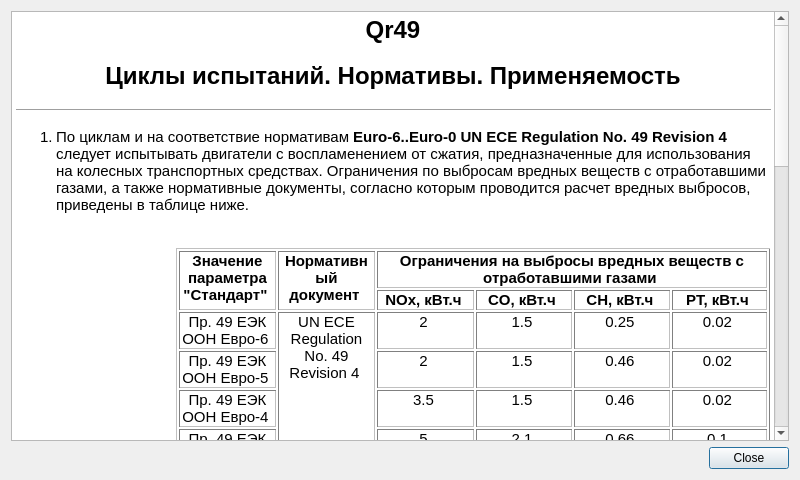
Qt form Qr49/helpdialog.ui (pa23/r49) before a commit.
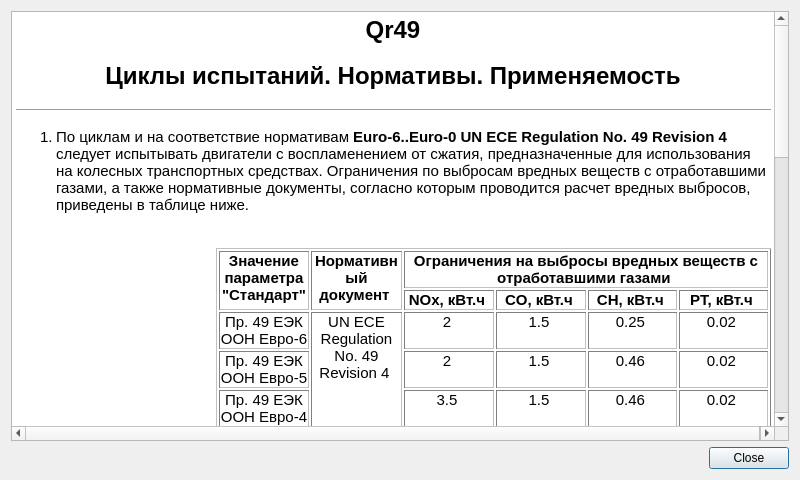
The same form after that commit. Icons and pictures are not drawn.

```diff
--- a/Qr49/helpdialog.ui
+++ b/Qr49/helpdialog.ui
@@ -36,7 +36,7 @@
 &lt;hr /&gt;
 &lt;ol style=&quot;margin-top: 0px; margin-bottom: 0px; margin-left: 0px; margin-right: 0px; -qt-list-indent: 1;&quot;&gt;&lt;li style=&quot; margin-top:12px; margin-bottom:0px; margin-left:0px; margin-right:0px; -qt-block-indent:0; text-indent:0px;&quot;&gt;По циклам и на соответствие нормативам &lt;span style=&quot; font-weight:600;&quot;&gt;Euro-6..Euro-0 UN ECE Regulation No. 49 Revision 4&lt;/span&gt; следует испытывать двигатели с воспламенением от сжатия, предназначенные для использования на колесных транспортных средствах. Ограничения по выбросам вредных веществ с отработавшими газами, а также нормативные документы, согласно которым проводится расчет вредных выбросов, приведены в таблице ниже.&lt;br /&gt;&lt;br /&gt;&lt;/li&gt;
 &lt;p style=&quot;-qt-paragraph-type:empty; margin-top:0px; margin-bottom:0px; margin-left:0px; margin-right:0px; -qt-block-indent:1; text-indent:0px;&quot;&gt;&lt;/p&gt;
-&lt;table border=&quot;1&quot; style=&quot; margin-top:0px; margin-bottom:0px; margin-left:120px; margin-right:0px;&quot; cellspacing=&quot;2&quot; cellpadding=&quot;0&quot;&gt;
+&lt;table border=&quot;1&quot; style=&quot; margin-top:0px; margin-bottom:0px; margin-left:160px; margin-right:0px;&quot; cellspacing=&quot;2&quot; cellpadding=&quot;0&quot;&gt;
 &lt;tr&gt;
 &lt;td rowspan=&quot;2&quot; style=&quot; vertical-align:top;&quot;&gt;
 &lt;p align=&quot;center&quot; style=&quot; margin-top:0px; margin-bottom:0px; margin-left:0px; margin-right:0px; -qt-block-indent:0; text-indent:0px;&quot;&gt;&lt;span style=&quot; font-weight:600;&quot;&gt;Значение параметра &amp;quot;Стандарт&amp;quot; &lt;/span&gt;&lt;/p&gt;&lt;/td&gt;
@@ -137,7 +137,7 @@
 &lt;p style=&quot; margin-top:0px; margin-bottom:0px; margin-left:0px; margin-right:0px; -qt-block-indent:1; text-indent:0px;&quot;&gt;&lt;br /&gt;&lt;/p&gt;
 &lt;li style=&quot; margin-top:0px; margin-bottom:0px; margin-left:0px; margin-right:0px; -qt-block-indent:0; text-indent:0px;&quot;&gt;По циклам и на соответствие нормативам &lt;span style=&quot; font-weight:600;&quot;&gt;ОСТ 37.001.234-81&lt;/span&gt; следует испытывать двигатели с воспламенением от сжатия, предназначенные для использования на автомобилях полной массой свыше 3.5 т (за исключением двигателей, находящиеся в эксплуатации). Ограничения по выбросам вредных веществ с отработавшими газами, а также нормативные документы, согласно которым проводится расчет вредных выбросов, приведены в таблице ниже.&lt;br /&gt;&lt;br /&gt;&lt;/li&gt;
 &lt;p style=&quot;-qt-paragraph-type:empty; margin-top:0px; margin-bottom:0px; margin-left:0px; margin-right:0px; -qt-block-indent:1; text-indent:0px;&quot;&gt;&lt;/p&gt;
-&lt;table border=&quot;1&quot; style=&quot; margin-top:0px; margin-bottom:0px; margin-left:120px; margin-right:0px;&quot; cellspacing=&quot;2&quot; cellpadding=&quot;0&quot;&gt;
+&lt;table border=&quot;1&quot; style=&quot; margin-top:0px; margin-bottom:0px; margin-left:160px; margin-right:0px;&quot; cellspacing=&quot;2&quot; cellpadding=&quot;0&quot;&gt;
 &lt;tr&gt;
 &lt;td rowspan=&quot;2&quot; style=&quot; vertical-align:top;&quot;&gt;
 &lt;p align=&quot;center&quot; style=&quot; margin-top:0px; margin-bottom:0px; margin-left:0px; margin-right:0px; -qt-block-indent:0; text-indent:0px;&quot;&gt;&lt;span style=&quot; font-weight:600;&quot;&gt;Значение параметра &amp;quot;Стандарт&amp;quot; &lt;/span&gt;&lt;/p&gt;&lt;/td&gt;
@@ -170,7 +170,7 @@
 &lt;p style=&quot; margin-top:0px; margin-bottom:0px; margin-left:0px; margin-right:0px; -qt-block-indent:1; text-indent:0px;&quot;&gt;&lt;br /&gt;&lt;/p&gt;
 &lt;li style=&quot; margin-top:0px; margin-bottom:0px; margin-left:0px; margin-right:0px; -qt-block-indent:0; text-indent:0px;&quot;&gt;По циклам и на соответствие нормативам &lt;span style=&quot; font-weight:600;&quot;&gt;ГОСТ 17.2.2.05-97&lt;/span&gt; следует испытывать вновь изготовленные и капитально отремонтированные двигатели с воспламенением от сжатия, предназначенные для использования на сельскохозяйственных, промышленных, лесохозяйственных тракторах, в т.ч. используемых в качестве базы для строительно дорожных машин, тракторных самоходных дизельных шасси, самоходных сельскохозяйственных машинах, работающих в условиях как ограниченного так и неограниченного воздухообмена. Ограничения по выбросам вредных веществ с отработавшими газами, а также нормативные документы, согласно которым проводится расчет вредных выбросов, приведены в таблице ниже.&lt;br /&gt;&lt;br /&gt;&lt;/li&gt;
 &lt;p style=&quot;-qt-paragraph-type:empty; margin-top:0px; margin-bottom:0px; margin-left:0px; margin-right:0px; -qt-block-indent:1; text-indent:0px;&quot;&gt;&lt;/p&gt;
-&lt;table border=&quot;1&quot; style=&quot; margin-top:0px; margin-bottom:0px; margin-left:120px; margin-right:0px;&quot; cellspacing=&quot;2&quot; cellpadding=&quot;0&quot;&gt;
+&lt;table border=&quot;1&quot; style=&quot; margin-top:0px; margin-bottom:0px; margin-left:160px; margin-right:0px;&quot; cellspacing=&quot;2&quot; cellpadding=&quot;0&quot;&gt;
 &lt;tr&gt;
 &lt;td rowspan=&quot;2&quot; style=&quot; vertical-align:top;&quot;&gt;
 &lt;p align=&quot;center&quot; style=&quot; margin-top:0px; margin-bottom:0px; margin-left:0px; margin-right:0px; -qt-block-indent:0; text-indent:0px;&quot;&gt;&lt;span style=&quot; font-weight:600;&quot;&gt;Значение параметра &amp;quot;Стандарт&amp;quot; &lt;/span&gt;&lt;/p&gt;&lt;/td&gt;
@@ -212,7 +212,7 @@
 &lt;p style=&quot; margin-top:0px; margin-bottom:0px; margin-left:0px; margin-right:0px; -qt-block-indent:1; text-indent:0px;&quot;&gt;&lt;br /&gt;&lt;span style=&quot; vertical-align:super;&quot;&gt;1&lt;/span&gt; — Для вновь изготовленных двигателей, работающих в условиях неограниченного воздухозабора;&lt;br /&gt;&lt;span style=&quot; vertical-align:super;&quot;&gt;2&lt;/span&gt; — Для вновь изготовленных двигателей, работающих в условиях ограниченного воздухозабора;&lt;br /&gt;&lt;span style=&quot; vertical-align:super;&quot;&gt;3&lt;/span&gt; — Для капитально отремонтированных двигателей, работающих в условиях неограниченного воздухозабора;&lt;br /&gt;&lt;span style=&quot; vertical-align:super;&quot;&gt;4&lt;/span&gt; — Для капитально отремонтированных двигателей, работающих в условиях ограниченного воздухозабора.&lt;br /&gt;&lt;br /&gt;&lt;/p&gt;
 &lt;li style=&quot; margin-top:0px; margin-bottom:0px; margin-left:0px; margin-right:0px; -qt-block-indent:0; text-indent:0px;&quot;&gt;По циклам и на соответствие нормативам &lt;span style=&quot; font-weight:600;&quot;&gt;UN ECE Regulation No. 96 Revision 1&lt;/span&gt; следует испытывать двигатели с воспламенением от сжатия, предназначенные для использования на сельскохозяйственных и лесных тракторах, а также внедорожной подвижной технике, предназначенной и пригодной для передвижения или перемещения по земле (дороге или бездорожью), с установленной полезной мощностью от 18 до 560 кВт, в т.ч. эксплуатируемой при постоянном числе оборотов двигателя (включая газовые компрессоры, ирригационные насосы, генераторные агрегаты с переменной нагрузкой, газонокосилки, отбойные молотки, снегоочистительное оборудование, подметальные машины). Ограничения по выбросам вредных веществ с отработавшими газами, а также нормативные документы, согласно которым проводится расчет вредных выбросов, приведены в таблицах ниже.&lt;br /&gt;&lt;br /&gt;&lt;/li&gt;
 &lt;p style=&quot;-qt-paragraph-type:empty; margin-top:0px; margin-bottom:0px; margin-left:0px; margin-right:0px; -qt-block-indent:1; text-indent:0px;&quot;&gt;&lt;/p&gt;
-&lt;table border=&quot;1&quot; style=&quot; margin-top:0px; margin-bottom:0px; margin-left:120px; margin-right:0px;&quot; cellspacing=&quot;2&quot; cellpadding=&quot;0&quot;&gt;
+&lt;table border=&quot;1&quot; style=&quot; margin-top:0px; margin-bottom:0px; margin-left:160px; margin-right:0px;&quot; cellspacing=&quot;2&quot; cellpadding=&quot;0&quot;&gt;
 &lt;tr&gt;
 &lt;td rowspan=&quot;2&quot; style=&quot; vertical-align:top;&quot;&gt;
 &lt;p align=&quot;center&quot; style=&quot; margin-top:0px; margin-bottom:0px; margin-left:0px; margin-right:0px; -qt-block-indent:0; text-indent:0px;&quot;&gt;&lt;span style=&quot; font-weight:600;&quot;&gt;Значение параметра &amp;quot;Стандарт&amp;quot; &lt;/span&gt;&lt;/p&gt;&lt;/td&gt;
@@ -287,7 +287,7 @@
 &lt;p align=&quot;center&quot; style=&quot; margin-top:0px; margin-bottom:0px; margin-left:0px; margin-right:0px; -qt-block-indent:0; text-indent:0px;&quot;&gt;0.8 &lt;/p&gt;&lt;/td&gt;&lt;/tr&gt;&lt;/table&gt;
 &lt;p style=&quot; margin-top:0px; margin-bottom:0px; margin-left:0px; margin-right:0px; -qt-block-indent:1; text-indent:0px;&quot;&gt;&lt;br /&gt;&lt;/p&gt;
 &lt;p style=&quot;-qt-paragraph-type:empty; margin-top:0px; margin-bottom:0px; margin-left:0px; margin-right:0px; -qt-block-indent:1; text-indent:0px;&quot;&gt;&lt;/p&gt;
-&lt;table border=&quot;1&quot; style=&quot; margin-top:0px; margin-bottom:0px; margin-left:120px; margin-right:0px;&quot; cellspacing=&quot;2&quot; cellpadding=&quot;0&quot;&gt;
+&lt;table border=&quot;1&quot; style=&quot; margin-top:0px; margin-bottom:0px; margin-left:160px; margin-right:0px;&quot; cellspacing=&quot;2&quot; cellpadding=&quot;0&quot;&gt;
 &lt;tr&gt;
 &lt;td rowspan=&quot;2&quot; style=&quot; vertical-align:top;&quot;&gt;
 &lt;p align=&quot;center&quot; style=&quot; margin-top:0px; margin-bottom:0px; margin-left:0px; margin-right:0px; -qt-block-indent:0; text-indent:0px;&quot;&gt;&lt;span style=&quot; font-weight:600;&quot;&gt;Значение параметра &amp;quot;Стандарт&amp;quot; &lt;/span&gt;&lt;/p&gt;&lt;/td&gt;
@@ -353,7 +353,7 @@
 &lt;p style=&quot; margin-top:0px; margin-bottom:0px; margin-left:0px; margin-right:0px; -qt-block-indent:1; text-indent:0px;&quot;&gt;&lt;br /&gt;&lt;/p&gt;
 &lt;li style=&quot; margin-top:0px; margin-bottom:0px; margin-left:0px; margin-right:0px; -qt-block-indent:0; text-indent:0px;&quot;&gt;По циклам и на соответствие нормативам &lt;span style=&quot; font-weight:600;&quot;&gt;ГОСТ 30574-98, ГОСТ Р 51249-99 (цикл C1)&lt;/span&gt; следует испытывать вновь изготовленные и капитально отремонтированные двигатели с воспламенением от сжатия, предназначенные для использования на внедорожном транспорте и промышленном оборудовании в т.ч. промышленных буровых установках, компрессорах, большегрузных карьерных самосвалах с механической и гидромеханической трансмиссией, строительном оборудовании (включая колесные и гусеничные погрузчики, бульдозеры, передвижные краны), оборудовании для лесной промышленности, сельскохозяйственной технике, экскаваторах, грейдерах, катках, асфальтоукладчиках, снегоуборочных машинах, вспомогательном оборудовании аэропортов. Ограничения по выбросам вредных веществ с отработавшими газами, а также нормативные документы, согласно которым проводится расчет вредных выбросов, приведены в таблице ниже.&lt;br /&gt;&lt;br /&gt;&lt;/li&gt;
 &lt;p style=&quot;-qt-paragraph-type:empty; margin-top:0px; margin-bottom:0px; margin-left:0px; margin-right:0px; -qt-block-indent:1; text-indent:0px;&quot;&gt;&lt;/p&gt;
-&lt;table border=&quot;1&quot; style=&quot; margin-top:0px; margin-bottom:0px; margin-left:120px; margin-right:0px;&quot; cellspacing=&quot;2&quot; cellpadding=&quot;0&quot;&gt;
+&lt;table border=&quot;1&quot; style=&quot; margin-top:0px; margin-bottom:0px; margin-left:160px; margin-right:0px;&quot; cellspacing=&quot;2&quot; cellpadding=&quot;0&quot;&gt;
 &lt;tr&gt;
 &lt;td rowspan=&quot;2&quot; style=&quot; vertical-align:top;&quot;&gt;
 &lt;p align=&quot;center&quot; style=&quot; margin-top:0px; margin-bottom:0px; margin-left:0px; margin-right:0px; -qt-block-indent:0; text-indent:0px;&quot;&gt;&lt;span style=&quot; font-weight:600;&quot;&gt;Значение параметра &amp;quot;Стандарт&amp;quot; &lt;/span&gt;&lt;/p&gt;&lt;/td&gt;
@@ -389,7 +389,7 @@
 &lt;p style=&quot; margin-top:0px; margin-bottom:0px; margin-left:0px; margin-right:0px; -qt-block-indent:1; text-indent:0px;&quot;&gt;&lt;br /&gt;&lt;span style=&quot; vertical-align:super;&quot;&gt;1&lt;/span&gt; — Для вновь изготовленных двигателей;&lt;br /&gt;&lt;span style=&quot; vertical-align:super;&quot;&gt;2&lt;/span&gt; — Для капитально отремонтированных двигателей.&lt;br /&gt;&lt;br /&gt;&lt;/p&gt;
 &lt;li style=&quot; margin-top:0px; margin-bottom:0px; margin-left:0px; margin-right:0px; -qt-block-indent:0; text-indent:0px;&quot;&gt;По циклам и на соответствие нормативам &lt;span style=&quot; font-weight:600;&quot;&gt;ГОСТ 30574-98, ГОСТ Р 51249-99 (циклы D1, D2)&lt;/span&gt; следует испытывать вновь изготовленные и капитально отремонтированные двигатели с воспламенением от сжатия, предназначенные для использования на силовых установках, в т.ч. электростанциях и приводах ирригационных насосов (D1) и электроустановках с переменной нагрузкой, в т.ч. дизель-генераторах с кратковременной (прерывистой или скачкообразной) нагрузкой (включая судовые, вспомогательные и тепловозные двигатели не для тяги, рефрижераторные агрегаты, сварочные установки) (D2) и имеющие постоянную частоту вращения. Ограничения по выбросам вредных веществ с отработавшими газами, а также нормативные документы, согласно которым проводится расчет вредных выбросов, приведены в таблице ниже.&lt;br /&gt;&lt;br /&gt;&lt;/li&gt;
 &lt;p style=&quot;-qt-paragraph-type:empty; margin-top:0px; margin-bottom:0px; margin-left:0px; margin-right:0px; -qt-block-indent:1; text-indent:0px;&quot;&gt;&lt;/p&gt;
-&lt;table border=&quot;1&quot; style=&quot; margin-top:0px; margin-bottom:0px; margin-left:120px; margin-right:0px;&quot; cellspacing=&quot;2&quot; cellpadding=&quot;0&quot;&gt;
+&lt;table border=&quot;1&quot; style=&quot; margin-top:0px; margin-bottom:0px; margin-left:160px; margin-right:0px;&quot; cellspacing=&quot;2&quot; cellpadding=&quot;0&quot;&gt;
 &lt;tr&gt;
 &lt;td rowspan=&quot;2&quot; style=&quot; vertical-align:top;&quot;&gt;
 &lt;p align=&quot;center&quot; style=&quot; margin-top:0px; margin-bottom:0px; margin-left:0px; margin-right:0px; -qt-block-indent:0; text-indent:0px;&quot;&gt;&lt;span style=&quot; font-weight:600;&quot;&gt;Значение параметра &amp;quot;Стандарт&amp;quot; &lt;/span&gt;&lt;/p&gt;&lt;/td&gt;
@@ -425,7 +425,7 @@
 &lt;p style=&quot; margin-top:0px; margin-bottom:0px; margin-left:0px; margin-right:0px; -qt-block-indent:1; text-indent:0px;&quot;&gt;&lt;br /&gt;&lt;span style=&quot; vertical-align:super;&quot;&gt;1&lt;/span&gt; — Для вновь собранных двигателей;&lt;br /&gt;&lt;span style=&quot; vertical-align:super;&quot;&gt;2&lt;/span&gt; — Для капитально отремонтированных двигателей.&lt;br /&gt;&lt;br /&gt;&lt;/p&gt;
 &lt;li style=&quot; margin-top:0px; margin-bottom:0px; margin-left:0px; margin-right:0px; -qt-block-indent:0; text-indent:0px;&quot;&gt;По циклам и на соответствие нормативам &lt;span style=&quot; font-weight:600;&quot;&gt;ГОСТ 30574-98, ГОСТ Р 51249-99 (циклы E1, E2, E3, E5)&lt;/span&gt; следует испытывать вновь изготовленные и капитально отремонтированные двигатели с воспламенением от сжатия, предназначенные для использования на судах длиной менее 24 м кроме буксиров и толкачей (E1), в качестве главных судовых двигателей для тяжелых условий эксплуатации, работающих с постоянной частотой вращения (E2), в качестве главных судовых двигателей для тяжелых условий эксплуатации, работающих по винтовой характеристике (E3), на судах длиной менее 24 м кроме буксиров и толкачей, работающих по винтовой характеристике (E5). Ограничения по выбросам вредных веществ с отработавшими газами, а также нормативные документы, согласно которым проводится расчет вредных выбросов, приведены в таблице ниже.&lt;br /&gt;&lt;br /&gt;&lt;/li&gt;
 &lt;p style=&quot;-qt-paragraph-type:empty; margin-top:0px; margin-bottom:0px; margin-left:0px; margin-right:0px; -qt-block-indent:1; text-indent:0px;&quot;&gt;&lt;/p&gt;
-&lt;table border=&quot;1&quot; style=&quot; margin-top:0px; margin-bottom:0px; margin-left:120px; margin-right:0px;&quot; cellspacing=&quot;2&quot; cellpadding=&quot;0&quot;&gt;
+&lt;table border=&quot;1&quot; style=&quot; margin-top:0px; margin-bottom:0px; margin-left:160px; margin-right:0px;&quot; cellspacing=&quot;2&quot; cellpadding=&quot;0&quot;&gt;
 &lt;tr&gt;
 &lt;td rowspan=&quot;2&quot; style=&quot; vertical-align:top;&quot;&gt;
 &lt;p align=&quot;center&quot; style=&quot; margin-top:0px; margin-bottom:0px; margin-left:0px; margin-right:0px; -qt-block-indent:0; text-indent:0px;&quot;&gt;&lt;span style=&quot; font-weight:600;&quot;&gt;Значение параметра &amp;quot;Стандарт&amp;quot; &lt;/span&gt;&lt;/p&gt;&lt;/td&gt;
@@ -461,7 +461,7 @@
 &lt;p style=&quot; margin-top:0px; margin-bottom:0px; margin-left:0px; margin-right:0px; -qt-block-indent:1; text-indent:0px;&quot;&gt;&lt;br /&gt;&lt;span style=&quot; vertical-align:super;&quot;&gt;1&lt;/span&gt; — Для вновь собранных двигателей;&lt;br /&gt;&lt;span style=&quot; vertical-align:super;&quot;&gt;2&lt;/span&gt; — Для капитально отремонтированных двигателей.&lt;br /&gt;&lt;br /&gt;&lt;/p&gt;
 &lt;li style=&quot; margin-top:0px; margin-bottom:0px; margin-left:0px; margin-right:0px; -qt-block-indent:0; text-indent:0px;&quot;&gt;По циклам и на соответствие нормативам &lt;span style=&quot; font-weight:600;&quot;&gt;ГОСТ 30574-98, ГОСТ Р 51249-99 (цикл F)&lt;/span&gt; следует испытывать вновь изготовленные и капитально отремонтированные двигатели с воспламенением от сжатия, предназначенные для использования на тепловозах, дизель-поездах, автомотрисах и большегрузных карьерных самосвалах с электрической трансмиссией. Ограничения по выбросам вредных веществ с отработавшими газами, а также нормативные документы, согласно которым проводится расчет вредных выбросов, приведены в таблице ниже.&lt;br /&gt;&lt;br /&gt;&lt;/li&gt;
 &lt;p style=&quot;-qt-paragraph-type:empty; margin-top:0px; margin-bottom:0px; margin-left:0px; margin-right:0px; -qt-block-indent:1; text-indent:0px;&quot;&gt;&lt;/p&gt;
-&lt;table border=&quot;1&quot; style=&quot; margin-top:0px; margin-bottom:0px; margin-left:120px; margin-right:0px;&quot; cellspacing=&quot;2&quot; cellpadding=&quot;0&quot;&gt;
+&lt;table border=&quot;1&quot; style=&quot; margin-top:0px; margin-bottom:0px; margin-left:160px; margin-right:0px;&quot; cellspacing=&quot;2&quot; cellpadding=&quot;0&quot;&gt;
 &lt;tr&gt;
 &lt;td rowspan=&quot;2&quot; style=&quot; vertical-align:top;&quot;&gt;
 &lt;p align=&quot;center&quot; style=&quot; margin-top:0px; margin-bottom:0px; margin-left:0px; margin-right:0px; -qt-block-indent:0; text-indent:0px;&quot;&gt;&lt;span style=&quot; font-weight:600;&quot;&gt;Значение параметра &amp;quot;Стандарт&amp;quot; &lt;/span&gt;&lt;/p&gt;&lt;/td&gt;
@@ -497,7 +497,7 @@
 &lt;p style=&quot; margin-top:0px; margin-bottom:0px; margin-left:0px; margin-right:0px; -qt-block-indent:1; text-indent:0px;&quot;&gt;&lt;br /&gt;&lt;span style=&quot; vertical-align:super;&quot;&gt;1&lt;/span&gt; — Для вновь собранных двигателей;&lt;br /&gt;&lt;span style=&quot; vertical-align:super;&quot;&gt;2&lt;/span&gt; — Для капитально отремонтированных двигателей.&lt;br /&gt;&lt;br /&gt;&lt;/p&gt;
 &lt;li style=&quot; margin-top:0px; margin-bottom:0px; margin-left:0px; margin-right:0px; -qt-block-indent:0; text-indent:0px;&quot;&gt;По циклам и на соответствие нормативам &lt;span style=&quot; font-weight:600;&quot;&gt;ГОСТ 30574-98, ГОСТ Р 51249-99 (циклы G1, G2)&lt;/span&gt; следует испытывать вновь изготовленные и капитально отремонтированные двигатели с воспламенением от сжатия мощностью менее 20 кВт, предназначенные для использования на газонокосилках, снегоуборочной технике, устройствах для уборки мусора и работающие на промежуточной частоте вращения, а также насосах, сварочных аппаратах, компрессорах, портативных дизель-генераторах и работающие на номинальной частоте вращения. Ограничения по выбросам вредных веществ с отработавшими газами, а также нормативные документы, согласно которым проводится расчет вредных выбросов, приведены в таблице ниже.&lt;br /&gt;&lt;br /&gt;&lt;/li&gt;
 &lt;p style=&quot;-qt-paragraph-type:empty; margin-top:0px; margin-bottom:0px; margin-left:0px; margin-right:0px; -qt-block-indent:1; text-indent:0px;&quot;&gt;&lt;/p&gt;
-&lt;table border=&quot;1&quot; style=&quot; margin-top:0px; margin-bottom:0px; margin-left:120px; margin-right:0px;&quot; cellspacing=&quot;2&quot; cellpadding=&quot;0&quot;&gt;
+&lt;table border=&quot;1&quot; style=&quot; margin-top:0px; margin-bottom:0px; margin-left:160px; margin-right:0px;&quot; cellspacing=&quot;2&quot; cellpadding=&quot;0&quot;&gt;
 &lt;tr&gt;
 &lt;td rowspan=&quot;2&quot; style=&quot; vertical-align:top;&quot;&gt;
 &lt;p align=&quot;center&quot; style=&quot; margin-top:0px; margin-bottom:0px; margin-left:0px; margin-right:0px; -qt-block-indent:0; text-indent:0px;&quot;&gt;&lt;span style=&quot; font-weight:600;&quot;&gt;Значение параметра &amp;quot;Стандарт&amp;quot; &lt;/span&gt;&lt;/p&gt;&lt;/td&gt;
```
Left out of the diff: 2 changed lines with no effect on the pictures.
